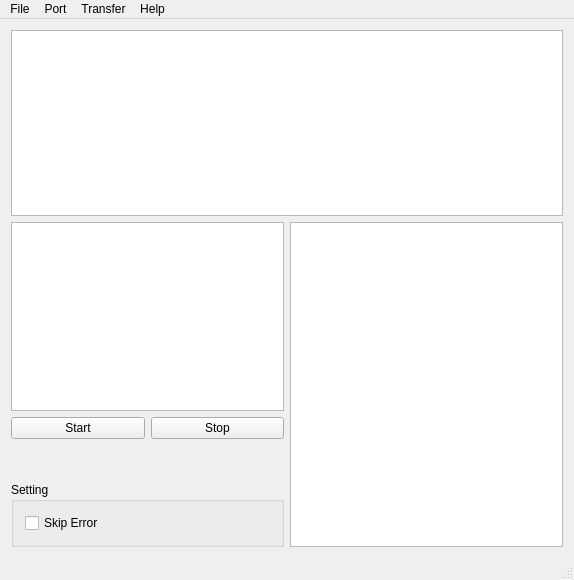
Above: forms/xtoolform.ui from sengeiou/xtool before the change. Below: the same form after it.
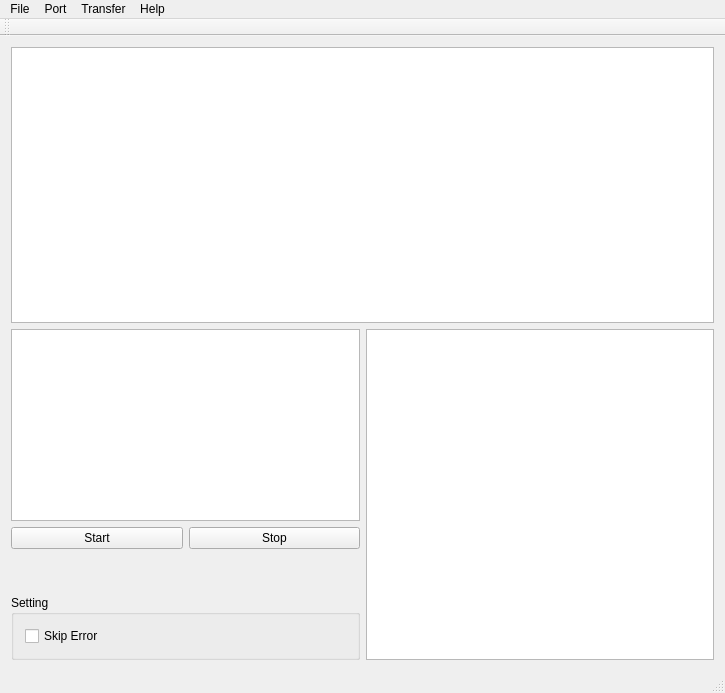
That is the form after the change. Icons and pictures are not drawn.

Diff of the .ui file:
```diff
--- a/forms/xtoolform.ui
+++ b/forms/xtoolform.ui
@@ -6,8 +6,8 @@
    <rect>
     <x>0</x>
     <y>0</y>
-    <width>574</width>
-    <height>580</height>
+    <width>725</width>
+    <height>693</height>
    </rect>
   </property>
   <property name="windowTitle">
@@ -94,7 +94,7 @@
     <rect>
      <x>0</x>
      <y>0</y>
-     <width>574</width>
+     <width>725</width>
      <height>23</height>
     </rect>
    </property>
@@ -130,6 +130,17 @@
    <addaction name="menuAbout"/>
   </widget>
   <widget class="QStatusBar" name="statusBar"/>
+  <widget class="QToolBar" name="toolBar">
+   <property name="windowTitle">
+    <string>toolBar</string>
+   </property>
+   <attribute name="toolBarArea">
+    <enum>TopToolBarArea</enum>
+   </attribute>
+   <attribute name="toolBarBreak">
+    <bool>false</bool>
+   </attribute>
+  </widget>
   <action name="actionExit">
    <property name="text">
     <string>Exit</string>
```
Left out of the diff: 2 changed lines with no effect on the pictures.
